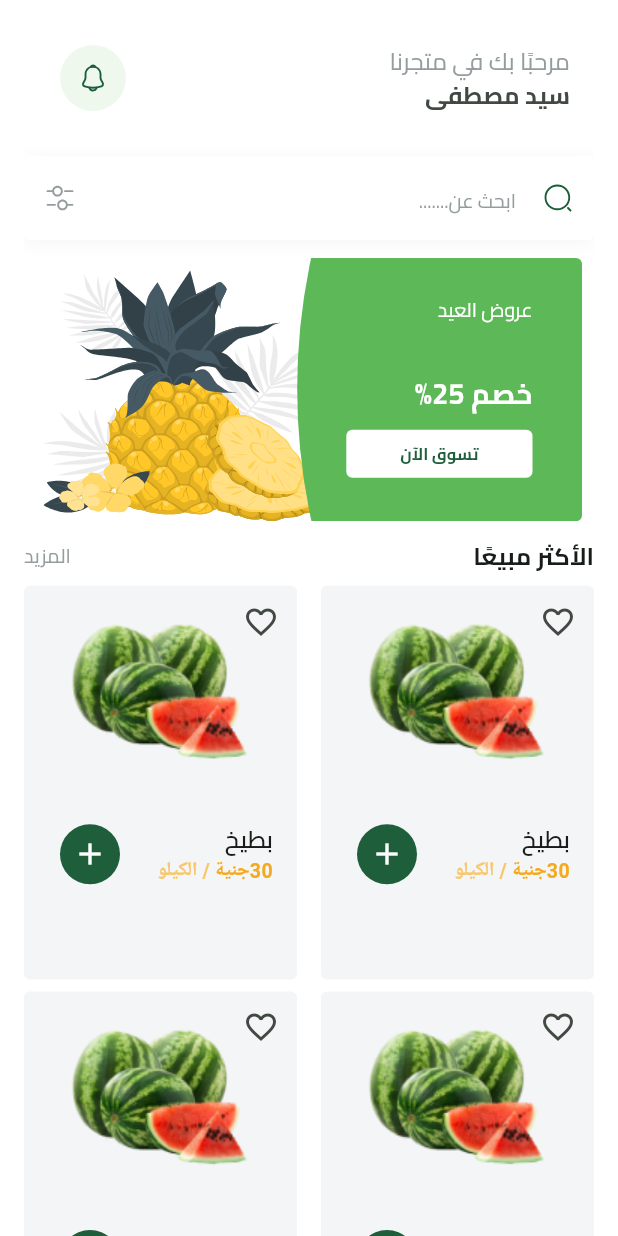
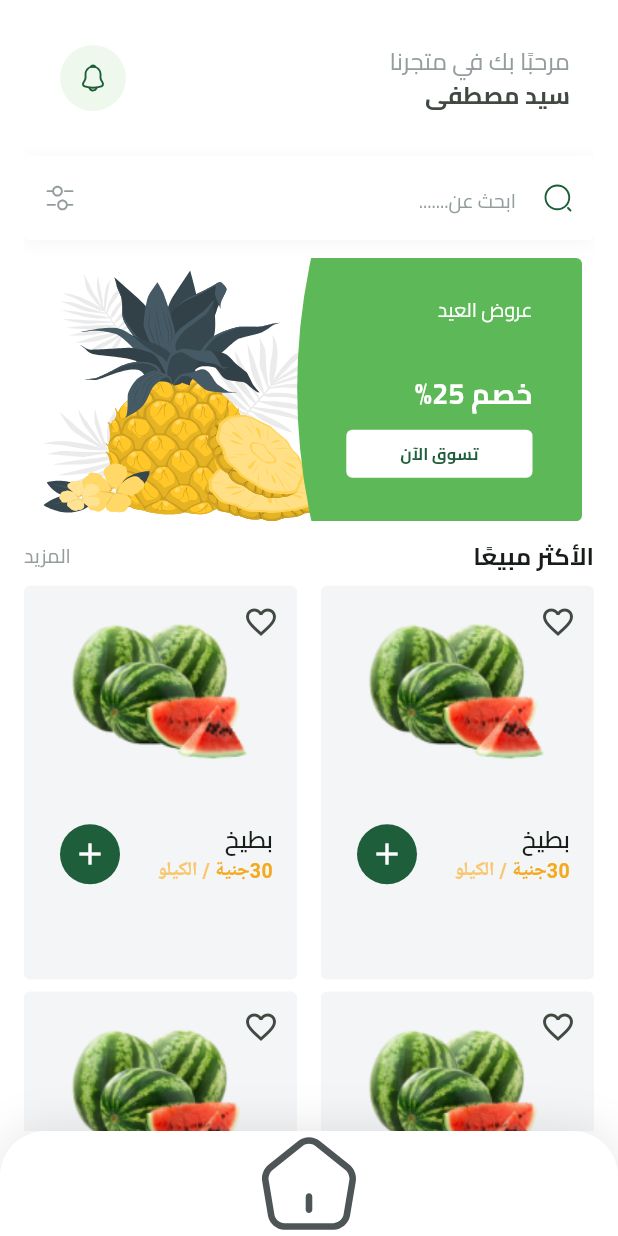
Before and after one commit to sayedmostaf/fruits_hub, a Flutter app: the HomeView screen opened by its route, on a phone screen of 412 x 824 dp. Run offline on Flutter 3.47's test engine with Material 3 defaults, Android fonts, the phone set to English and light mode, and no system bars; our stand-ins replace bloc, cloud_firestore, dartz, dots_indicator, firebase_auth, firebase_core and 7 more; missing offline and left inert: flutter_facebook_auth; accounts and stored records are empty.

Commit message:
Add Vuesax icons and implement custom bottom navigation bar
- Added new Vuesax SVG icons for home, products, shopping cart, and user in both bold and outline styles.
- Updated asset paths in app_images.dart to include new icons.
- Implemented a CustomBottomNavigationBar widget to enhance the home view with a bottom navigation bar.
- Integrated the custom bottom navigation bar into the HomeView.
- Updated pubspec.yaml to include new asset paths for Vuesax icons.

```diff
--- a/lib/core/utils/app_images.dart
+++ b/lib/core/utils/app_images.dart
@@ -74,6 +74,38 @@ class Assets {
   /// assets/images/Vector.svg
   static const String imagesVector = "assets/images/Vector.svg";
 
+  /// Assets for imagesVuesaxBoldHome
+  /// assets/images/vuesax/bold/home.svg
+  static const String imagesVuesaxBoldHome = "assets/images/vuesax/bold/home.svg";
+
+  /// Assets for imagesVuesaxBoldProducts
+  /// assets/images/vuesax/bold/products.svg
+  static const String imagesVuesaxBoldProducts = "assets/images/vuesax/bold/products.svg";
+
+  /// Assets for imagesVuesaxBoldShoppingCart
+  /// assets/images/vuesax/bold/shopping-cart.svg
+  static const String imagesVuesaxBoldShoppingCart = "assets/images/vuesax/bold/shopping-cart.svg";
+
+  /// Assets for imagesVuesaxBoldUser
+  /// assets/images/vuesax/bold/user.svg
+  static const String imagesVuesaxBoldUser = "assets/images/vuesax/bold/user.svg";
+
+  /// Assets for imagesVuesaxOutlineHome
+  /// assets/images/vuesax/outline/home.svg
+  static const String imagesVuesaxOutlineHome = "assets/images/vuesax/outline/home.svg";
+
+  /// Assets for imagesVuesaxOutlineProducts
+  /// assets/images/vuesax/outline/products.svg
+  static const String imagesVuesaxOutlineProducts = "assets/images/vuesax/outline/products.svg";
+
+  /// Assets for imagesVuesaxOutlineShoppingCart
+  /// assets/images/vuesax/outline/shopping-cart.svg
+  static const String imagesVuesaxOutlineShoppingCart = "assets/images/vuesax/outline/shopping-cart.svg";
+
+  /// Assets for imagesVuesaxOutlineUser
+  /// assets/images/vuesax/outline/user.svg
+  static const String imagesVuesaxOutlineUser = "assets/images/vuesax/outline/user.svg";
+
   /// Assets for imagesWatermelonTest
   /// assets/images/watermelon_test.png
   static const String imagesWatermelonTest = "assets/images/watermelon_test.png";
--- a/lib/features/home/presentation/views/home_view.dart
+++ b/lib/features/home/presentation/views/home_view.dart
@@ -1,4 +1,5 @@
 import 'package:flutter/material.dart';
+import 'package:fruits_hub/features/home/presentation/views/widgets/custom_bottom_navigation_bar.dart';
 import 'package:fruits_hub/features/home/presentation/views/widgets/home_view_body.dart';
 
 class HomeView extends StatelessWidget {
@@ -6,6 +7,9 @@ class HomeView extends StatelessWidget {
   static const routeName = 'home_view';
   @override
   Widget build(BuildContext context) {
-    return Scaffold(body: SafeArea(child: const HomeViewBody()));
+    return Scaffold(
+      bottomNavigationBar: CustomBottomNavigationBar(),
+      body: SafeArea(child: const HomeViewBody()),
+    );
   }
 }
--- /dev/null
+++ b/lib/features/home/presentation/views/widgets/custom_bottom_navigation_bar.dart
@@ -0,0 +1,42 @@
+import 'package:flutter/material.dart';
+import 'package:flutter_svg/flutter_svg.dart';
+import 'package:fruits_hub/core/utils/app_images.dart';
+
+class CustomBottomNavigationBar extends StatelessWidget {
+  const CustomBottomNavigationBar({super.key});
+
+  @override
+  Widget build(BuildContext context) {
+    return Container(
+      width: 375,
+      height: 70,
+      decoration: ShapeDecoration(
+        color: Colors.white,
+        shape: RoundedRectangleBorder(
+          borderRadius: BorderRadius.only(
+            topLeft: Radius.circular(30),
+            topRight: Radius.circular(30),
+          ),
+        ),
+        shadows: [
+          BoxShadow(
+            color: Color(0x19000000),
+            blurRadius: 25,
+            offset: Offset(0, -2),
+            spreadRadius: 0,
+          ),
+        ],
+      ),
+      child: InActiveItem(image: Assets.imagesVuesaxOutlineHome),
+    );
+  }
+}
+
+class InActiveItem extends StatelessWidget {
+  const InActiveItem({super.key, required this.image});
+  final String image;
+  @override
+  Widget build(BuildContext context) {
+    return SvgPicture.asset(image);
+  }
+}
--- a/pubspec.yaml
+++ b/pubspec.yaml
@@ -71,6 +71,8 @@ flutter:
   # To add assets to your application, add an assets section, like this:
   assets:
     - assets/images/
+    - assets/images/vuesax/bold/
+    - assets/images/vuesax/outline/
   # An image asset can refer to one or more resolution-specific "variants", see
   # https://flutter.dev/to/resolution-aware-images
   # For details regarding adding assets from package dependencies, see
```
Also changed, not shown: assets/images/vuesax/bold/home.svg (added), assets/images/vuesax/bold/products.svg (added), assets/images/vuesax/bold/shopping-cart.svg (added), assets/images/vuesax/bold/user.svg (added), assets/images/vuesax/outline/home.svg (added), assets/images/vuesax/outline/products.svg (added), assets/images/vuesax/outline/shopping-cart.svg (added), assets/images/vuesax/outline/user.svg (added).
